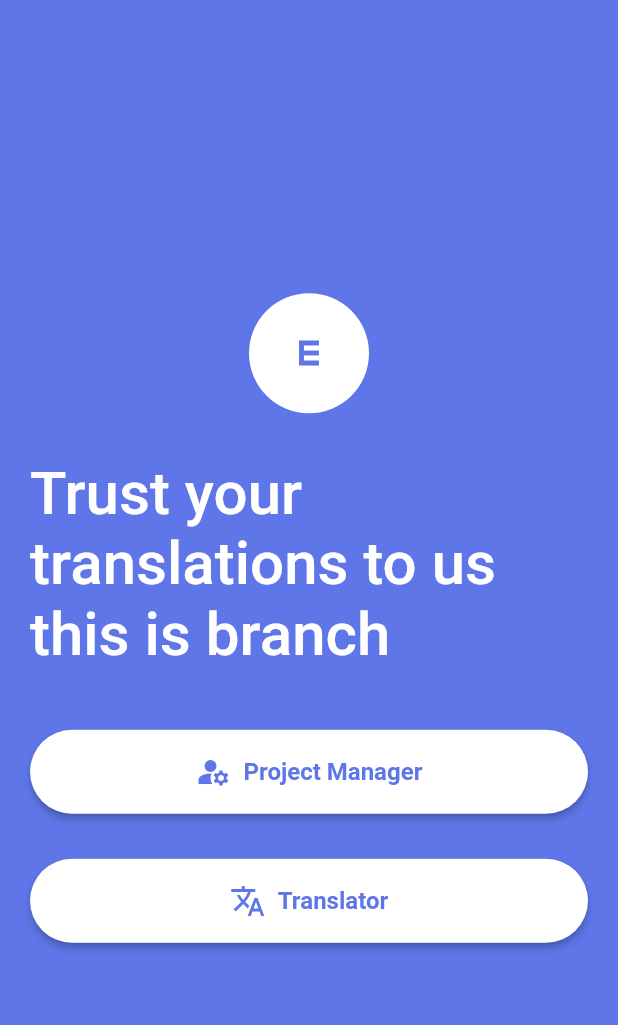
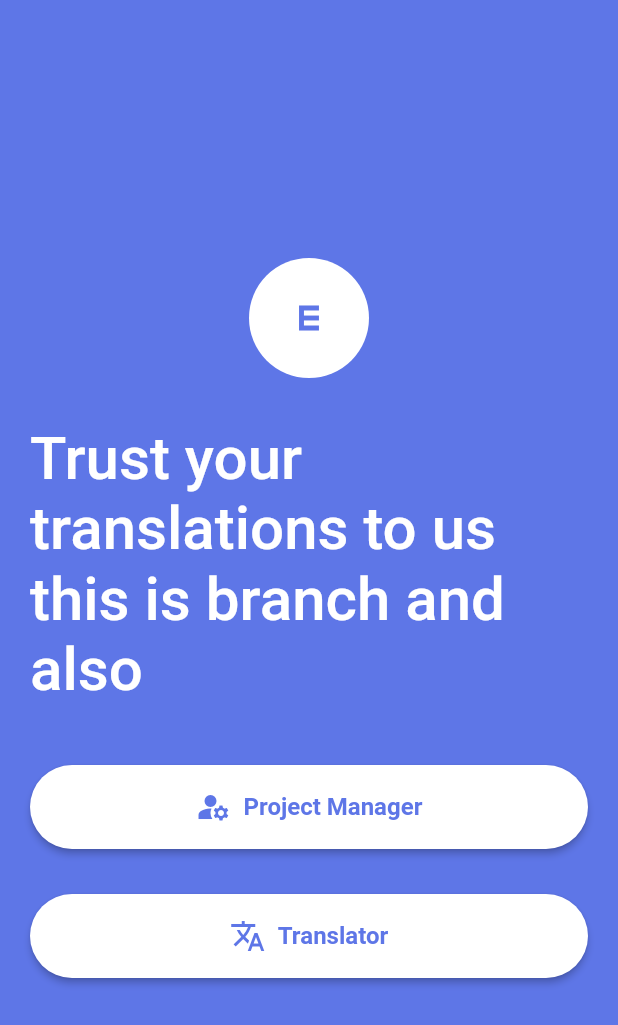
Before and after one commit to Zaykenov/zakaz, a Flutter app: the screen it shows after launch, on a phone screen of 412 x 824 dp. Shown: the top 1025 px of the screen. Run offline on Flutter 3.47's test engine with Material 2 defaults, Android fonts, the phone set to English and light mode, and no system bars; our stand-ins replace cloud_firestore, firebase_auth, firebase_core; missing offline and left inert: dart:ffi, highlight_text; accounts and stored records are empty.

Commit message:
third commit

```diff
--- a/lib/screens/home_page.dart
+++ b/lib/screens/home_page.dart
@@ -43,7 +43,7 @@ class _HomePageState extends State<HomePage> {
                   SizedBox(
                     height: 30,
                   ),
-                  Text('Trust your translations to us this is branch',
+                  Text('Trust your translations to us this is branch and also',
                       style: TextStyle(
                         fontSize: 40,
                         fontWeight: FontWeight.w500,
```
